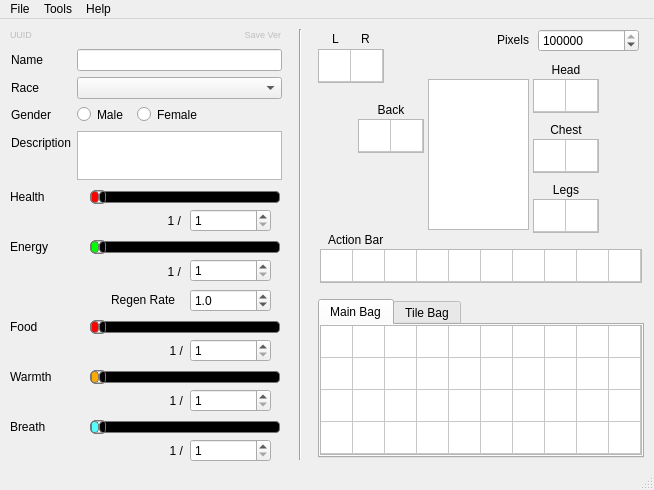
This is starcheat/templates/MainWindow.ui in wizzomafizzo/starcheat as Qt 5 draws it before an edit. The edited form follows.
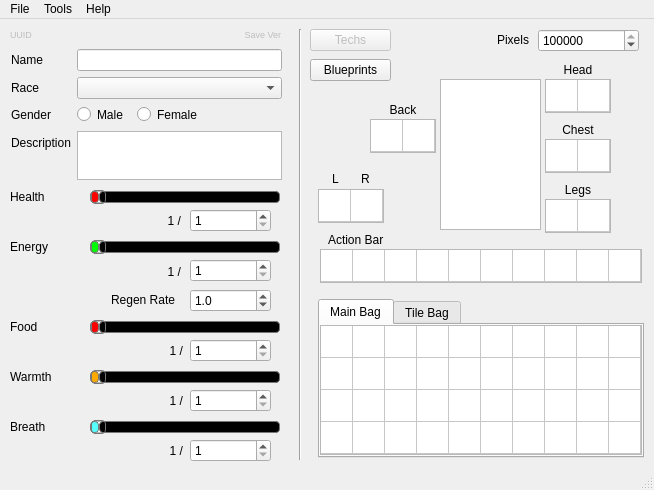
This is the edited form.

Commit message: Split dialogs into separate classes, UI tweaks

```diff
--- a/starcheat/templates/MainWindow.ui
+++ b/starcheat/templates/MainWindow.ui
@@ -432,7 +432,7 @@
    <widget class="QLabel" name="backpack_label">
     <property name="geometry">
      <rect>
-      <x>358</x>
+      <x>370</x>
       <y>80</y>
       <width>66</width>
       <height>21</height>
@@ -448,7 +448,7 @@
    <widget class="QLabel" name="legs_label">
     <property name="geometry">
      <rect>
-      <x>533</x>
+      <x>545</x>
       <y>160</y>
       <width>66</width>
       <height>21</height>
@@ -465,7 +465,7 @@
     <property name="geometry">
      <rect>
       <x>320</x>
-      <y>10</y>
+      <y>150</y>
       <width>31</width>
       <height>20</height>
      </rect>
@@ -480,7 +480,7 @@
    <widget class="QLabel" name="chest_label">
     <property name="geometry">
      <rect>
-      <x>533</x>
+      <x>545</x>
       <y>100</y>
       <width>66</width>
       <height>21</height>
@@ -496,7 +496,7 @@
    <widget class="QLabel" name="head_label">
     <property name="geometry">
      <rect>
-      <x>533</x>
+      <x>545</x>
       <y>40</y>
       <width>66</width>
       <height>21</height>
@@ -923,7 +923,7 @@
     <property name="geometry">
      <rect>
       <x>318</x>
-      <y>30</y>
+      <y>170</y>
       <width>66</width>
       <height>34</height>
      </rect>
@@ -1013,7 +1013,7 @@
    <widget class="QTableWidget" name="legs">
     <property name="geometry">
      <rect>
-      <x>533</x>
+      <x>545</x>
       <y>180</y>
       <width>66</width>
       <height>34</height>
@@ -1091,7 +1091,7 @@
    <widget class="QTableWidget" name="chest">
     <property name="geometry">
      <rect>
-      <x>533</x>
+      <x>545</x>
       <y>120</y>
       <width>66</width>
       <height>34</height>
@@ -1169,7 +1169,7 @@
    <widget class="QTableWidget" name="back">
     <property name="geometry">
      <rect>
-      <x>358</x>
+      <x>370</x>
       <y>100</y>
       <width>66</width>
       <height>34</height>
@@ -1247,7 +1247,7 @@
    <widget class="QTableWidget" name="head">
     <property name="geometry">
      <rect>
-      <x>533</x>
+      <x>545</x>
       <y>60</y>
       <width>66</width>
       <height>34</height>
@@ -1379,7 +1379,7 @@
    <widget class="QGraphicsView" name="player_pic">
     <property name="geometry">
      <rect>
-      <x>428</x>
+      <x>440</x>
       <y>60</y>
       <width>101</width>
       <height>151</height>
@@ -1390,7 +1390,7 @@
     <property name="geometry">
      <rect>
       <x>350</x>
-      <y>10</y>
+      <y>150</y>
       <width>31</width>
       <height>20</height>
      </rect>
@@ -1656,6 +1656,35 @@
      </item>
     </layout>
    </widget>
+   <widget class="QPushButton" name="pushButton">
+    <property name="enabled">
+     <bool>false</bool>
+    </property>
+    <property name="geometry">
+     <rect>
+      <x>310</x>
+      <y>10</y>
+      <width>81</width>
+      <height>22</height>
+     </rect>
+    </property>
+    <property name="text">
+     <string>Techs</string>
+    </property>
+   </widget>
+   <widget class="QPushButton" name="pushButton_2">
+    <property name="geometry">
+     <rect>
+      <x>310</x>
+      <y>40</y>
+      <width>81</width>
+      <height>22</height>
+     </rect>
+    </property>
+    <property name="text">
+     <string>Blueprints</string>
+    </property>
+   </widget>
   </widget>
   <widget class="QMenuBar" name="menubar">
    <property name="geometry">
```
Left out of the diff: 19 changed lines with no effect on the pictures. The commit also changes 4 other files.
